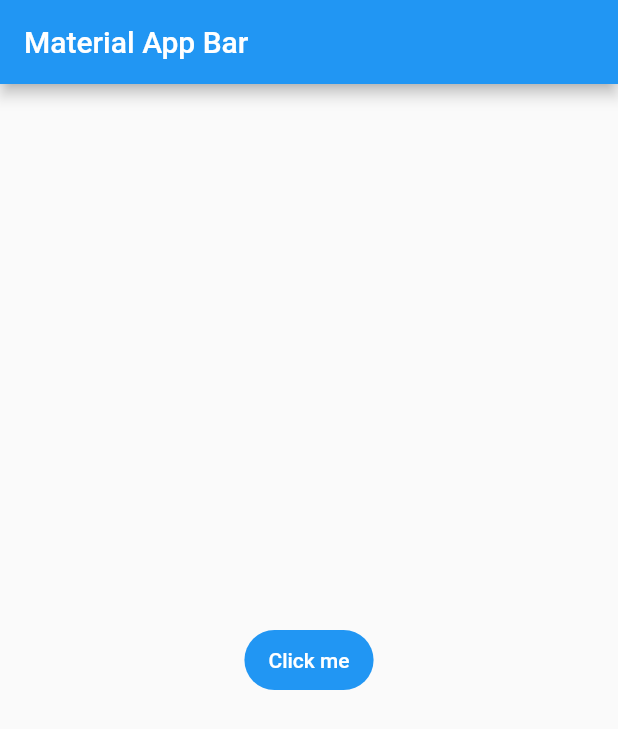
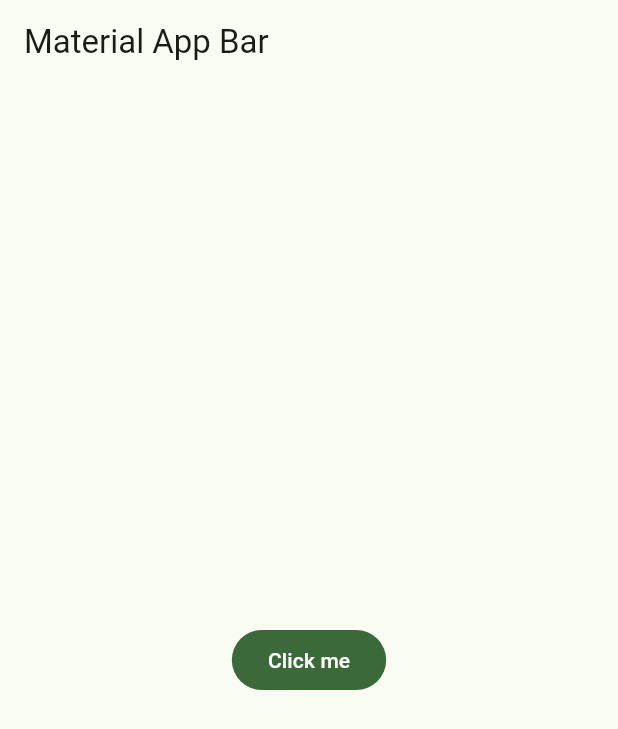
Before and after one commit to neryad/yes_no_app, a Flutter app: the screen it shows after launch, on a phone screen of 412 x 824 dp. Shown: the top 729 px of the screen. Run offline on Flutter 3.47's test engine with Material 2 defaults, Android fonts, the phone set to English and light mode, and no system bars.

Commit message:
color them class

```diff
--- /dev/null
+++ b/lib/config/theme/app_theme.dart
@@ -0,0 +1,25 @@
+import 'package:flutter/material.dart';
+
+const Color _customColor = Color(0xFF292e49);
+
+const List<Color> _colorTheme = [
+  Colors.black,
+  Colors.blue,
+  Colors.teal,
+  Colors.green,
+  Colors.yellow,
+  Colors.orange,
+  Colors.pink,
+  Colors.red,
+];
+
+class AppTheme {
+  final int selectedColor;
+  AppTheme({this.selectedColor = 0})
+      : assert(selectedColor >= 0 && selectedColor <= _colorTheme.length - 1,
+            'Colors must be between 0 and ${_colorTheme.length}');
+  ThemeData theme() {
+    return ThemeData(
+        useMaterial3: true, colorSchemeSeed: _colorTheme[selectedColor]);
+  }
+}
--- a/lib/main.dart
+++ b/lib/main.dart
@@ -1,4 +1,5 @@
 import 'package:flutter/material.dart';
+import 'package:yes_no_app/config/theme/app_theme.dart';
 
 void main() => runApp(const MyApp());
 
@@ -10,6 +11,7 @@ class MyApp extends StatelessWidget {
     return MaterialApp(
       title: 'Yes || No App',
       debugShowCheckedModeBanner: false,
+      theme: AppTheme(selectedColor: 3).theme(),
       home: Scaffold(
         appBar: AppBar(
           title: const Text('Material App Bar'),
```
